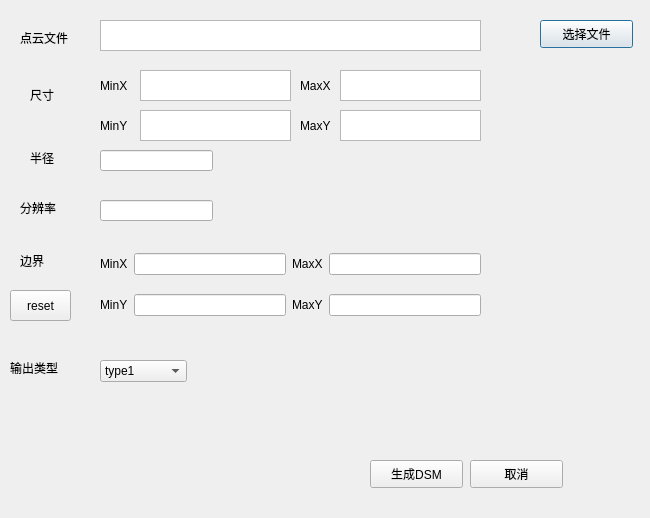
Old version of the form CCTEST/qCC/DSM_Dialog.ui in the repository SamuelWangCode/Laser_radar_software.
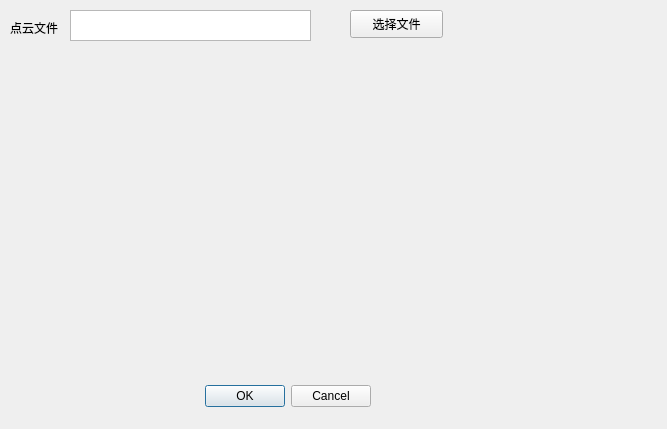
New version of the form.

The edit to the form file:
```diff
--- a/CCTEST/qCC/DSM_Dialog.ui
+++ b/CCTEST/qCC/DSM_Dialog.ui
@@ -6,338 +6,101 @@
    <rect>
     <x>0</x>
     <y>0</y>
-    <width>650</width>
-    <height>518</height>
+    <width>667</width>
+    <height>429</height>
    </rect>
   </property>
   <property name="windowTitle">
    <string>生成DSM文件</string>
   </property>
-  <widget class="QPushButton" name="SelectFileButton">
+  <widget class="QWidget" name="layoutWidget">
    <property name="geometry">
     <rect>
-     <x>540</x>
-     <y>20</y>
-     <width>93</width>
-     <height>28</height>
-    </rect>
-   </property>
-   <property name="text">
-    <string>选择文件</string>
-   </property>
-  </widget>
-  <widget class="QLabel" name="label_PointCloudFile">
-   <property name="geometry">
-    <rect>
      <x>20</x>
-     <y>30</y>
-     <width>72</width>
-     <height>15</height>
+     <y>380</y>
+     <width>351</width>
+     <height>33</height>
     </rect>
    </property>
-   <property name="text">
-    <string>点云文件</string>
-   </property>
-  </widget>
-  <widget class="QTextBrowser" name="textBrowser_InputPath">
-   <property name="geometry">
-    <rect>
-     <x>100</x>
-     <y>20</y>
-     <width>381</width>
-     <height>31</height>
-    </rect>
-   </property>
-  </widget>
-  <widget class="QLabel" name="label_radius">
-   <property name="geometry">
-    <rect>
-     <x>30</x>
-     <y>150</y>
-     <width>72</width>
-     <height>15</height>
-    </rect>
-   </property>
-   <property name="text">
-    <string>半径</string>
-   </property>
-  </widget>
-  <widget class="QLabel" name="label_resolution">
-   <property name="geometry">
-    <rect>
-     <x>20</x>
-     <y>200</y>
-     <width>72</width>
-     <height>15</height>
-    </rect>
-   </property>
-   <property name="text">
-    <string>分辨率</string>
-   </property>
-  </widget>
-  <widget class="QLabel" name="label_oType">
-   <property name="geometry">
-    <rect>
-     <x>10</x>
-     <y>360</y>
-     <width>72</width>
-     <height>15</height>
-    </rect>
-   </property>
-   <property name="text">
-    <string>输出类型</string>
-   </property>
-  </widget>
-  <widget class="QLineEdit" name="lineEdit_radius">
-   <property name="geometry">
-    <rect>
-     <x>100</x>
-     <y>150</y>
-     <width>113</width>
-     <height>21</height>
-    </rect>
-   </property>
-  </widget>
-  <widget class="QLineEdit" name="lineEdit_resolution">
-   <property name="geometry">
-    <rect>
-     <x>100</x>
-     <y>200</y>
-     <width>113</width>
-     <height>21</height>
-    </rect>
-   </property>
-  </widget>
-  <widget class="QPushButton" name="pushButton_generateDSM">
-   <property name="geometry">
-    <rect>
-     <x>370</x>
-     <y>460</y>
-     <width>93</width>
-     <height>28</height>
-    </rect>
-   </property>
-   <property name="text">
-    <string>生成DSM</string>
-   </property>
-  </widget>
-  <widget class="QComboBox" name="comboBox_OutputType">
-   <property name="geometry">
-    <rect>
-     <x>100</x>
-     <y>360</y>
-     <width>87</width>
-     <height>22</height>
-    </rect>
-   </property>
-   <item>
-    <property name="text">
-     <string>type1</string>
+   <layout class="QHBoxLayout">
+    <property name="spacing">
+     <number>6</number>
     </property>
-   </item>
-   <item>
-    <property name="text">
-     <string>type2</string>
+    <property name="leftMargin">
+     <number>0</number>
     </property>
-   </item>
-  </widget>
-  <widget class="QWidget" name="gridLayoutWidget">
-   <property name="geometry">
-    <rect>
-     <x>100</x>
-     <y>240</y>
-     <width>381</width>
-     <height>91</height>
-    </rect>
-   </property>
-   <layout class="QGridLayout" name="gridLayout">
-    <item row="0" column="1">
-     <widget class="QLineEdit" name="lineEdit_minx"/>
-    </item>
-    <item row="0" column="0">
-     <widget class="QLabel" name="label_6">
-      <property name="text">
-       <string>MinX</string>
+    <property name="topMargin">
+     <number>0</number>
+    </property>
+    <property name="rightMargin">
+     <number>0</number>
+    </property>
+    <property name="bottomMargin">
+     <number>0</number>
+    </property>
+    <item>
+     <spacer>
+      <property name="orientation">
+       <enum>Qt::Horizontal</enum>
       </property>
-     </widget>
-    </item>
-    <item row="1" column="3">
-     <widget class="QLineEdit" name="lineEdit_maxy"/>
-    </item>
-    <item row="0" column="3">
-     <widget class="QLineEdit" name="lineEdit_maxx"/>
-    </item>
-    <item row="1" column="1">
-     <widget class="QLineEdit" name="lineEdit_miny"/>
-    </item>
-    <item row="0" column="2">
-     <widget class="QLabel" name="label_7">
-      <property name="text">
-       <string>MaxX</string>
+      <property name="sizeHint" stdset="0">
+       <size>
+        <width>131</width>
+        <height>31</height>
+       </size>
       </property>
-     </widget>
+     </spacer>
     </item>
-    <item row="1" column="0">
-     <widget class="QLabel" name="label_8">
+    <item>
+     <widget class="QPushButton" name="okButton">
       <property name="text">
-       <string>MinY</string>
+       <string>OK</string>
       </property>
      </widget>
     </item>
-    <item row="1" column="2">
-     <widget class="QLabel" name="label_9">
+    <item>
+     <widget class="QPushButton" name="cancelButton">
       <property name="text">
-       <string>MaxY</string>
+       <string>Cancel</string>
       </property>
      </widget>
     </item>
    </layout>
   </widget>
-  <widget class="QLabel" name="label_4">
-   <property name="geometry">
-    <rect>
-     <x>30</x>
-     <y>80</y>
-     <width>30</width>
-     <height>29</height>
-    </rect>
-   </property>
-   <property name="text">
-    <string>尺寸</string>
-   </property>
-  </widget>
-  <widget class="QLabel" name="label_bound">
-   <property name="geometry">
-    <rect>
-     <x>20</x>
-     <y>250</y>
-     <width>93</width>
-     <height>21</height>
-    </rect>
-   </property>
-   <property name="layoutDirection">
-    <enum>Qt::LeftToRight</enum>
-   </property>
-   <property name="text">
-    <string>边界</string>
-   </property>
-  </widget>
-  <widget class="QPushButton" name="pushButton_reset">
-   <property name="geometry">
-    <rect>
-     <x>10</x>
-     <y>290</y>
-     <width>61</width>
-     <height>31</height>
-    </rect>
-   </property>
-   <property name="text">
-    <string>reset</string>
-   </property>
-  </widget>
-  <widget class="QPushButton" name="pushButton">
-   <property name="geometry">
-    <rect>
-     <x>470</x>
-     <y>460</y>
-     <width>93</width>
-     <height>28</height>
-    </rect>
-   </property>
-   <property name="text">
-    <string>取消</string>
-   </property>
-  </widget>
   <widget class="QLabel" name="label">
    <property name="geometry">
     <rect>
-     <x>100</x>
-     <y>60</y>
-     <width>31</width>
-     <height>51</height>
+     <x>10</x>
+     <y>20</y>
+     <width>72</width>
+     <height>15</height>
     </rect>
    </property>
    <property name="text">
-    <string>MinX</string>
+    <string>点云文件</string>
    </property>
   </widget>
   <widget class="QTextBrowser" name="boundaryMinX">
    <property name="geometry">
     <rect>
-     <x>140</x>
-     <y>70</y>
-     <width>151</width>
+     <x>70</x>
+     <y>10</y>
+     <width>241</width>
      <height>31</height>
     </rect>
    </property>
   </widget>
-  <widget class="QLabel" name="label_2">
+  <widget class="QPushButton" name="SelectFileButton">
    <property name="geometry">
     <rect>
-     <x>300</x>
-     <y>60</y>
-     <width>41</width>
-     <height>51</height>
+     <x>350</x>
+     <y>10</y>
+     <width>93</width>
+     <height>28</height>
     </rect>
    </property>
    <property name="text">
-    <string>MaxX</string>
-   </property>
-  </widget>
-  <widget class="QTextBrowser" name="boundaryMaxX">
-   <property name="geometry">
-    <rect>
-     <x>340</x>
-     <y>70</y>
-     <width>141</width>
-     <height>31</height>
-    </rect>
-   </property>
-  </widget>
-  <widget class="QLabel" name="label_3">
-   <property name="geometry">
-    <rect>
-     <x>100</x>
-     <y>100</y>
-     <width>31</width>
-     <height>51</height>
-    </rect>
-   </property>
-   <property name="text">
-    <string>MinY</string>
-   </property>
-  </widget>
-  <widget class="QTextBrowser" name="boundaryMinY">
-   <property name="geometry">
-    <rect>
-     <x>140</x>
-     <y>110</y>
-     <width>151</width>
-     <height>31</height>
-    </rect>
-   </property>
-  </widget>
-  <widget class="QTextBrowser" name="boundaryMaxY">
-   <property name="geometry">
-    <rect>
-     <x>340</x>
-     <y>110</y>
-     <width>141</width>
-     <height>31</height>
-    </rect>
-   </property>
-  </widget>
-  <widget class="QLabel" name="label_5">
-   <property name="geometry">
-    <rect>
-     <x>300</x>
-     <y>100</y>
-     <width>31</width>
-     <height>51</height>
-    </rect>
-   </property>
-   <property name="text">
-    <string>MaxY</string>
+    <string>选择文件</string>
    </property>
   </widget>
  </widget>
```
Left out of the diff: 43 changed lines with no effect on the pictures.
